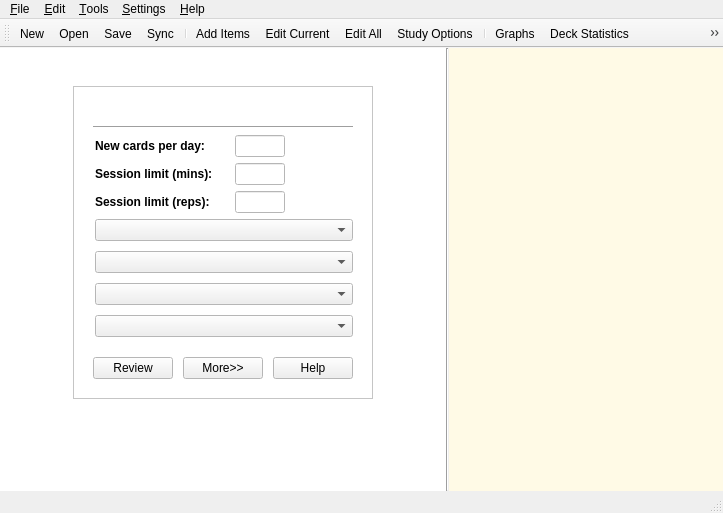
Above: designer/main.ui from ankitects/anki before the change. Below: the same form after it.
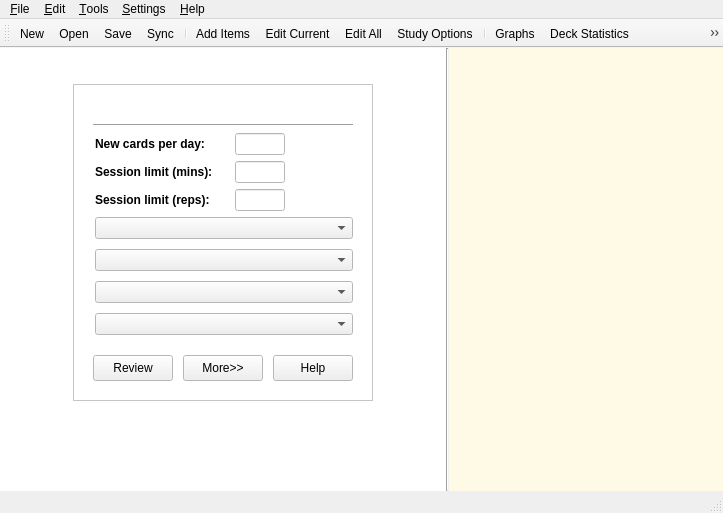
That is the form after the change. The open tabs and pages were chosen to show the change. Icons and pictures are not drawn.

Commit message: set minimum size for study options buttons

Diff of the .ui file:
```diff
--- a/designer/main.ui
+++ b/designer/main.ui
@@ -23,14 +23,6 @@
     <normaloff>:/icons/anki.png</normaloff>:/icons/anki.png</iconset>
   </property>
   <widget class="QWidget" name="centralwidget" >
-   <property name="geometry" >
-    <rect>
-     <x>0</x>
-     <y>69</y>
-     <width>723</width>
-     <height>424</height>
-    </rect>
-   </property>
    <property name="sizePolicy" >
     <sizepolicy vsizetype="Expanding" hsizetype="Expanding" >
      <horstretch>1</horstretch>
@@ -473,14 +465,6 @@
           </layout>
          </widget>
          <widget class="QWidget" name="optionsPage" >
-          <property name="geometry" >
-           <rect>
-            <x>0</x>
-            <y>0</y>
-            <width>446</width>
-            <height>358</height>
-           </rect>
-          </property>
           <layout class="QVBoxLayout" name="verticalLayout_4" >
            <item>
             <spacer name="verticalSpacer_2" >
@@ -736,6 +720,12 @@
                           <verstretch>0</verstretch>
                          </sizepolicy>
                         </property>
+                        <property name="minimumSize" >
+                         <size>
+                          <width>0</width>
+                          <height>26</height>
+                         </size>
+                        </property>
                         <property name="text" >
                          <string>Review</string>
                         </property>
@@ -747,6 +737,12 @@
                       </item>
                       <item row="0" column="1" >
                        <widget class="QPushButton" name="optionsButton" >
+                        <property name="minimumSize" >
+                         <size>
+                          <width>0</width>
+                          <height>26</height>
+                         </size>
+                        </property>
                         <property name="text" >
                          <string>More>></string>
                         </property>
@@ -763,6 +759,12 @@
                       </item>
                       <item row="0" column="2" >
                        <widget class="QPushButton" name="optionsHelpButton" >
+                        <property name="minimumSize" >
+                         <size>
+                          <width>0</width>
+                          <height>26</height>
+                         </size>
+                        </property>
                         <property name="text" >
                          <string>Help</string>
                         </property>
```
Left out of the diff: 91 changed lines with no effect on the pictures.
